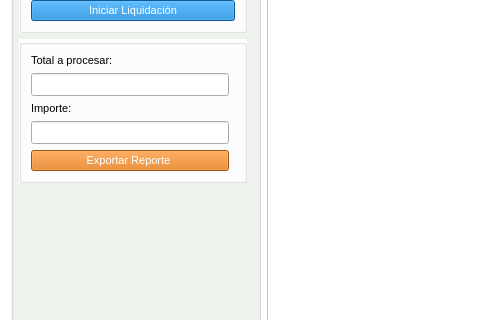
Qt form gui/liquidadores/liquidadorAfiliados.ui (shae-ra/sindicato) before a commit; both pictures show x 0 to 480 and y 186 to 506 of the 986 by 604 pixel window.
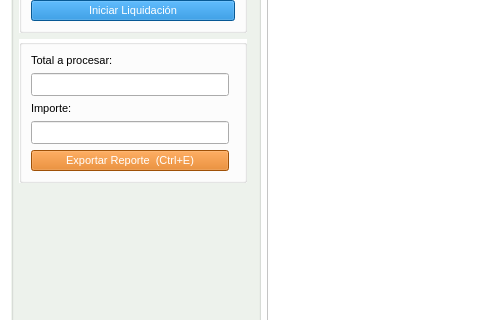
The same form after that commit. Icons and pictures are not drawn.

Commit message: Liquidador funcionando

Diff of the .ui file:
```diff
--- a/gui/liquidadores/liquidadorAfiliados.ui
+++ b/gui/liquidadores/liquidadorAfiliados.ui
@@ -926,7 +926,7 @@
 }</string>
            </property>
            <property name="text">
-            <string>Exportar Reporte </string>
+            <string>Exportar Reporte  (Ctrl+E)</string>
            </property>
            <property name="icon">
             <iconset>
```
Left out of the diff: 50 changed lines with no effect on the pictures. The commit also changes 2 other files.
